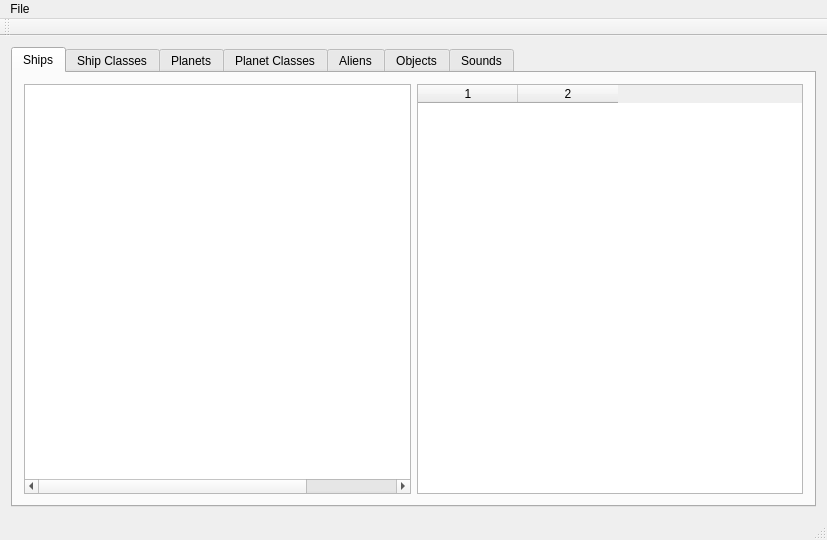
colinbourassa/nomad-resource-explorer, file nomad-resource-explorer/mainwindow.ui: the form before one commit.
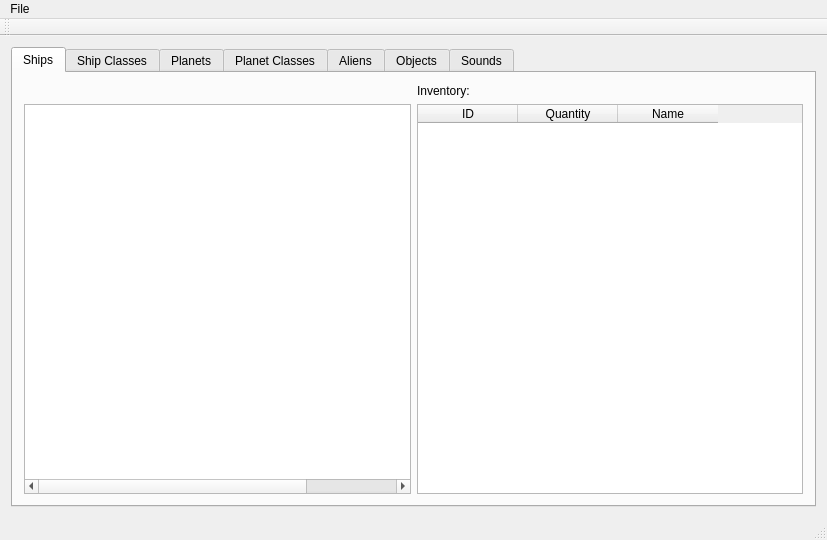
The form after the commit. The open tabs and pages were chosen to show the change.

Commit message: Rename Inventory to InvObject to make way for actual ship inventory class

Patch:
```diff
--- a/nomad-resource-explorer/mainwindow.ui
+++ b/nomad-resource-explorer/mainwindow.ui
@@ -25,7 +25,32 @@
         <string>Ships</string>
        </attribute>
        <layout class="QGridLayout" name="gridLayout">
-        <item row="0" column="0">
+        <item row="1" column="1">
+         <widget class="QTableWidget" name="m_shipInventoryTable">
+          <property name="columnCount">
+           <number>3</number>
+          </property>
+          <attribute name="verticalHeaderVisible">
+           <bool>false</bool>
+          </attribute>
+          <column>
+           <property name="text">
+            <string>ID</string>
+           </property>
+          </column>
+          <column>
+           <property name="text">
+            <string>Quantity</string>
+           </property>
+          </column>
+          <column>
+           <property name="text">
+            <string>Name</string>
+           </property>
+          </column>
+         </widget>
+        </item>
+        <item row="1" column="0">
          <widget class="QTableWidget" name="m_shipTable">
           <property name="selectionBehavior">
            <enum>QAbstractItemView::SelectRows</enum>
@@ -46,15 +71,10 @@
          </widget>
         </item>
         <item row="0" column="1">
-         <widget class="QTableWidget" name="m_shipInventoryTable">
-          <property name="columnCount">
-           <number>2</number>
+         <widget class="QLabel" name="label">
+          <property name="text">
+           <string>Inventory:</string>
           </property>
-          <attribute name="verticalHeaderVisible">
-           <bool>false</bool>
-          </attribute>
-          <column/>
-          <column/>
          </widget>
         </item>
        </layout>
```
Left out of the diff: 2 changed lines with no effect on the pictures. The commit also changes 5 other files.
